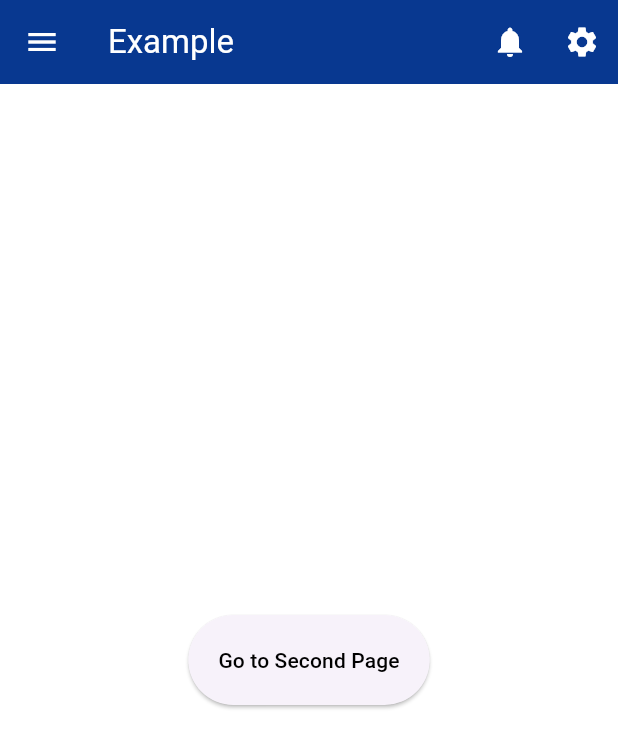
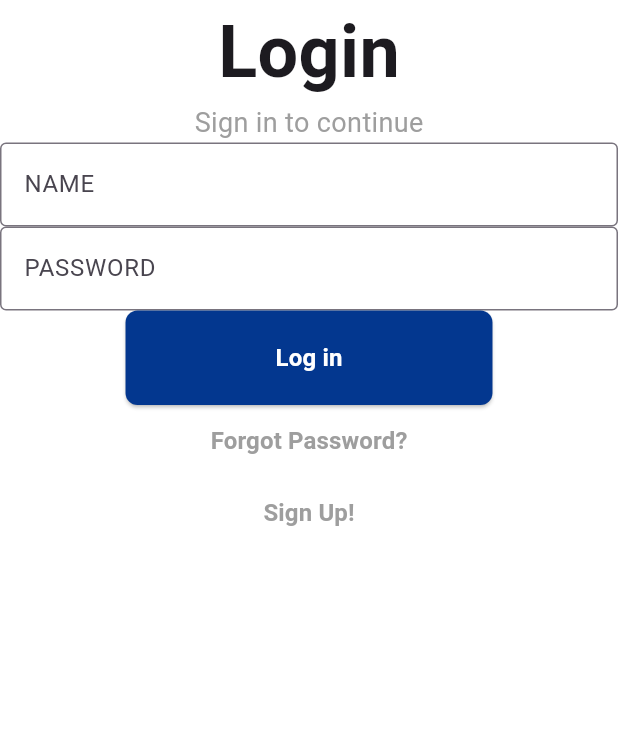
Before and after one commit to GiovaniFZ/App-flutter, a Flutter app: the screen it shows after launch, on a phone screen of 412 x 824 dp. Shown: the top 748 px of the screen. Run offline on Flutter 3.47's test engine with Material 3 defaults, Android fonts, the phone set to English and light mode, and no system bars.

Commit message:
feat: start creating login page

```diff
--- /dev/null
+++ b/lib/components/button_text.dart
@@ -0,0 +1,36 @@
+import 'package:flutter/material.dart';
+
+class ButtonText extends StatelessWidget {
+  final String text;
+  final VoidCallback onPressed;
+  final Color textColor;
+
+  const ButtonText({
+    super.key,
+    required this.text,
+    required this.onPressed,
+    this.textColor = Colors.grey,
+  });
+
+  @override
+  Widget build(BuildContext context) {
+    return Center(
+      child: ElevatedButton(
+        style: ElevatedButton.styleFrom(
+          elevation: 0,
+          backgroundColor: Colors.transparent,
+          shadowColor: Colors.transparent,
+        ),
+        onPressed: onPressed,
+        child: Text(
+          text,
+          style: TextStyle(
+            color: textColor,
+            fontSize: 16,
+            fontWeight: FontWeight.bold,
+          ),
+        ),
+      ),
+    );
+  }
+}
--- /dev/null
+++ b/lib/components/custom_button.dart
@@ -0,0 +1,38 @@
+import 'package:flutter/material.dart';
+
+class CustomButton extends StatelessWidget {
+  final String text;
+  final VoidCallback onPressed;
+  final Color color;
+  final Color textColor;
+
+  const CustomButton({
+    super.key,
+    required this.text,
+    required this.onPressed,
+    this.color = const Color(0xFF03378F),
+    this.textColor = Colors.white,
+  });
+
+  @override
+  Widget build(BuildContext context) {
+    return Center(
+      child: ElevatedButton(
+        style: ElevatedButton.styleFrom(
+          backgroundColor: color,
+          padding: const EdgeInsets.symmetric(horizontal: 100, vertical: 20),
+          shape: RoundedRectangleBorder(borderRadius: BorderRadius.circular(8)),
+        ),
+        onPressed: onPressed,
+        child: Text(
+          text,
+          style: TextStyle(
+            color: textColor,
+            fontSize: 16,
+            fontWeight: FontWeight.bold,
+          ),
+        ),
+      ),
+    );
+  }
+}
--- /dev/null
+++ b/lib/components/custom_input.dart
@@ -0,0 +1,38 @@
+import 'package:flutter/material.dart';
+
+class CustomButton extends StatelessWidget {
+  final String text;
+  final VoidCallback onPressed;
+  final Color color;
+  final Color textColor;
+
+  const CustomButton({
+    super.key,
+    required this.text,
+    required this.onPressed,
+    this.color = const Color(0xFF03378F),
+    this.textColor = Colors.white,
+  });
+
+  @override
+  Widget build(BuildContext context) {
+    return Center(
+      child: ElevatedButton(
+        style: ElevatedButton.styleFrom(
+          backgroundColor: color,
+          padding: const EdgeInsets.symmetric(horizontal: 100, vertical: 20),
+          shape: RoundedRectangleBorder(borderRadius: BorderRadius.circular(8)),
+        ),
+        onPressed: onPressed,
+        child: Text(
+          text,
+          style: TextStyle(
+            color: textColor,
+            fontSize: 16,
+            fontWeight: FontWeight.bold,
+          ),
+        ),
+      ),
+    );
+  }
+}
--- a/lib/pages/login.dart
+++ b/lib/pages/login.dart
@@ -1,4 +1,6 @@
 import 'package:flutter/material.dart';
+import 'package:flutter_app/components/button_text.dart';
+import 'package:flutter_app/components/custom_button.dart';
 
 class Login extends StatelessWidget {
   const Login({super.key});
@@ -7,38 +9,42 @@ class Login extends StatelessWidget {
   Widget build(BuildContext context) {
     return Scaffold(
       backgroundColor: Colors.white,
-      appBar: AppBar(
-        title: Text('Example', style: TextStyle(color: Colors.white)),
-        elevation: 1,
-        backgroundColor: Color(0xFF03378F),
-        leading: IconButton(
-          icon: Icon(Icons.menu, color: Colors.white),
-          onPressed: () {},
-        ),
-        actions: [
-          IconButton(
-            icon: Icon(Icons.notifications, color: Colors.white),
-            onPressed: () {},
+      body: Column(
+        crossAxisAlignment: CrossAxisAlignment.start,
+        children: [
+          Center(
+            child: Text(
+              'Login',
+              style: TextStyle(fontSize: 48, fontWeight: FontWeight.bold),
+            ),
           ),
-          IconButton(
-            icon: Icon(Icons.settings, color: Colors.white),
-            onPressed: () {},
+          Center(
+            child: Text(
+              'Sign in to continue',
+              style: TextStyle(fontSize: 18, color: Colors.grey),
+            ),
           ),
+          TextField(
+            decoration: InputDecoration(
+              labelText: 'NAME',
+              border: OutlineInputBorder(),
+            ),
+          ),
+          TextField(
+            decoration: InputDecoration(
+              labelText: 'PASSWORD',
+              border: OutlineInputBorder(),
+            ),
+          ),
+          CustomButton(
+            onPressed: () {
+              Navigator.pushNamed(context, '/second');
+            },
+            text: 'Log in',
+          ),
+          ButtonText(text: 'Forgot Password?', onPressed: () {}),
+          ButtonText(text: 'Sign Up!', onPressed: () {}),
         ],
-      ),
-      body: Center(
-        child: ElevatedButton(
-          onPressed: () {
-            Navigator.pushNamed(context, '/second');
-          },
-          style: ElevatedButton.styleFrom(
-            padding: EdgeInsets.all(20),
-          ),
-          child: Text(
-            'Go to Second Page',
-            style: TextStyle(color: Colors.black),
-          ),
-        ),
       ),
     );
   }
--- a/lib/pages/second.dart
+++ b/lib/pages/second.dart
@@ -27,11 +27,11 @@ class Second extends StatelessWidget {
         ],
       ),
       body: Center(
-        child: ElevatedButton(
-          onPressed: () {
-            Navigator.pushNamed(context, '/login');
-          },
-          child: Text('Go to Login Page'),
+        child: TextField(
+          decoration: InputDecoration(
+            border: OutlineInputBorder(),
+            labelText: 'Enter something',
+          ),
         ),
       ),
     );
```
